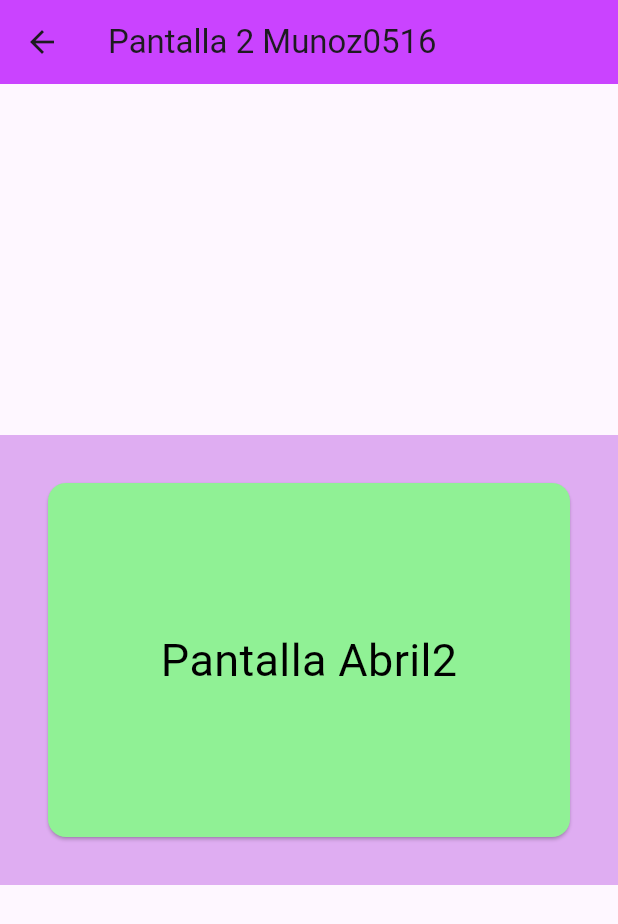
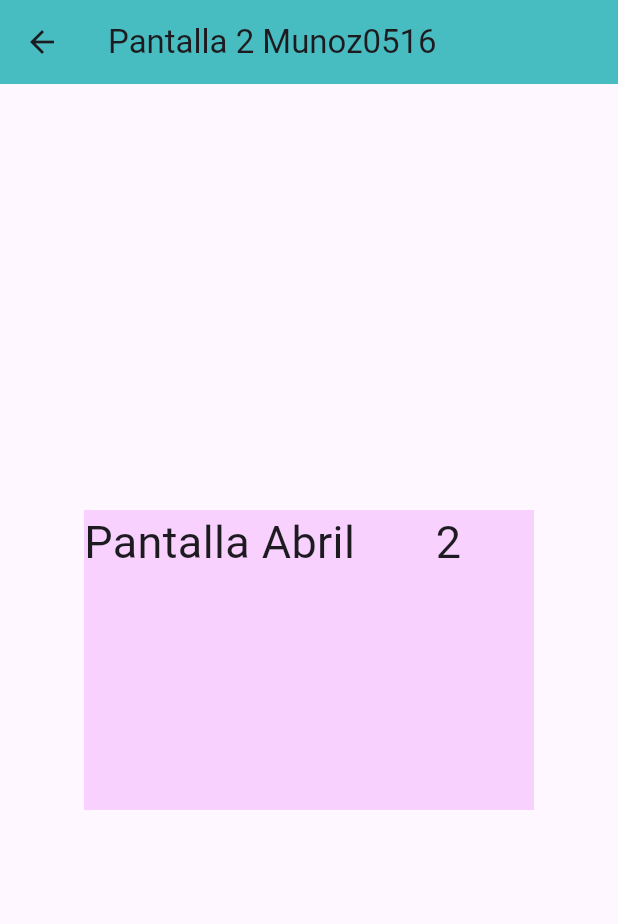
Before and after one commit to abrilmunozzapata1/p15Rutasv2-0516, a Flutter app: the screen it shows after launch, after a tap on "Mover a pantalla2", on a phone screen of 412 x 824 dp. Shown: the top 924 px of the screen. Run offline on Flutter 3.47's test engine with Material 3 defaults, Android fonts, the phone set to English and light mode, and no system bars.

```diff
--- a/lib/main.dart
+++ b/lib/main.dart
@@ -2,6 +2,7 @@ import 'package:flutter/material.dart';
 import 'package:munoz0516/pantalla2_0516.dart';
 import 'package:munoz0516/pantalla1_0516.dart';
 import 'package:munoz0516/pantallaini_0516.dart';
+import 'package:munoz0516/pantalla3_0516.dart';
 
 void main() => runApp(MiApp0516());
 
@@ -17,6 +18,7 @@ class MiApp0516 extends StatelessWidget {
           "/": (context) => PantallaIni_0516(),
           "/Pantalla1_0516": (context) => Pantalla1_0516(),
           "/Pantalla2_0516": (context) => Pantalla2_0516(),
+          "/Pantalla3_0516": (context) => Pantalla3_0516(),
         } //fin ruta fagina
         ); //fin material
   }
--- a/lib/pantalla2_0516.dart
+++ b/lib/pantalla2_0516.dart
@@ -10,24 +10,20 @@ class Pantalla2_0516 extends StatelessWidget {
     return Scaffold(
       appBar: AppBar(
         title: Text('Pantalla 2 Munoz0516'),
-        backgroundColor: Color(0xffca43ff),
+        backgroundColor: Color(0xff48bdc1),
       ),
       body: Center(
         child: Container(
-          color: Color(0xffdfadf2),
-          width: double.infinity,
-          height: 300,
-          child: Card(
-            color: Color(0xff90f195),
-            margin: EdgeInsets.all(32),
-            child: Padding(
-                padding: EdgeInsets.all(16),
-                child: Center(
-                  child: Text(
-                    'Pantalla Abril2',
-                    style: TextStyle(fontSize: 30, color: Color(0xff000000)),
-                  ),
-                )),
+          color: Color(0xfff8d1ff),
+          constraints: BoxConstraints(
+            minHeight: 200,
+            minWidth: 300,
+            maxHeight: 300,
+            maxWidth: 300,
+          ),
+          child: Text(
+            'Pantalla Abril       2',
+            style: TextStyle(fontSize: 30),
           ),
         ),
       ),
--- a/lib/pantallaini_0516.dart
+++ b/lib/pantallaini_0516.dart
@@ -8,7 +8,7 @@ class PantallaIni_0516 extends StatelessWidget {
     return Scaffold(
       appBar: AppBar(
         title: Text("Pagina inicial Munoz0516"),
-        backgroundColor: Colors.blue,
+        backgroundColor: Color(0xffff9eb3),
       ),
       body: Center(
         child: Column(
@@ -18,13 +18,21 @@ class PantallaIni_0516 extends StatelessWidget {
               onPressed: () {
                 Navigator.pushNamed(context, "/Pantalla1_0516");
               }, //fin onPressed
-              child: Text("Ejemplo Card"),
+              child: Text(
+                "Mover a pantalla 1",
+              ),
             ),
             ElevatedButton(
               onPressed: () {
                 Navigator.pushNamed(context, "/Pantalla2_0516");
               }, //fin onPressed
               child: Text("Mover a pantalla2"),
+            ),
+            ElevatedButton(
+              onPressed: () {
+                Navigator.pushNamed(context, "/Pantalla3_0516");
+              }, //fin onPressed
+              child: Text("Mover a pantalla3"),
             )
           ], //fin de ninos
         ),
```
Also changed, not shown: lib/pantalla1_0516.dart (+11 -9 lines), lib/pantalla3_0516.dart (added, +34 -0 lines).
